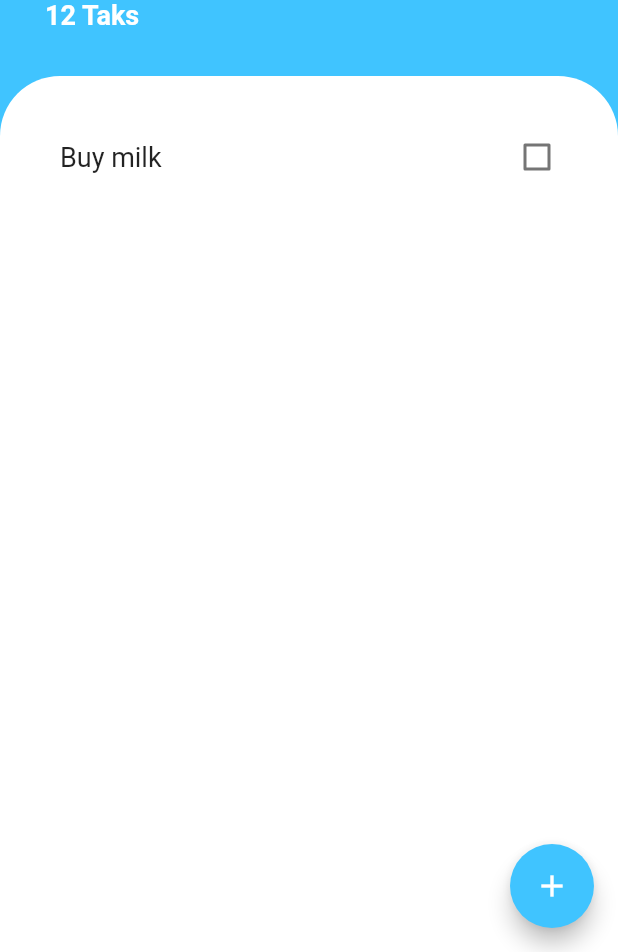
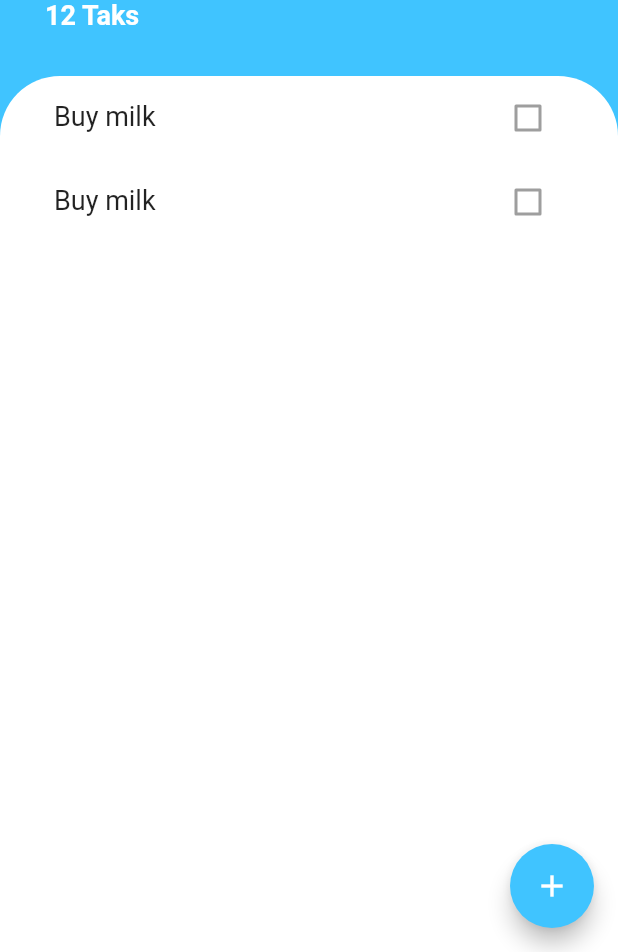
Before and after one commit to vfolz/todoey, a Flutter app: the screen it shows after launch, on a phone screen of 412 x 824 dp, the part 284-1236 px from its top. Run offline on Flutter 3.47's test engine with Material 2 defaults, Android fonts, the phone set to English and light mode, and no system bars.

```diff
--- a/lib/screens/task_screen.dart
+++ b/lib/screens/task_screen.dart
@@ -1,15 +1,19 @@
 import 'package:flutter/material.dart';
+import 'package:todoey/widget/task_list.dart';
+import 'package:todoey/screens/add_task_screen.dart';
+
 
 class TaskScreen extends StatelessWidget {
   @override
   Widget build(BuildContext context) {
-    bool checkstate = false;
     return Scaffold(
       backgroundColor: Colors.lightBlueAccent,
       floatingActionButton: FloatingActionButton(
         backgroundColor: Colors.lightBlueAccent,
         child: Icon(Icons.add),
-        onPressed: null,
+        onPressed: (){
+          showModalBottomSheet(context: context,builder: (context)=>AddTaskScreen());
+        },
       ),
       body: Column(
         crossAxisAlignment: CrossAxisAlignment.start,
@@ -56,24 +60,7 @@ class TaskScreen extends StatelessWidget {
                     borderRadius: BorderRadius.only(
                         topLeft: Radius.circular(40),
                         topRight: Radius.circular(40))),
-                child: ListView(
-                  padding: const EdgeInsets.only(top: 30, left: 40, right:30),
-                  children: <Widget>[
-                    Row(
-                      mainAxisAlignment: MainAxisAlignment.spaceBetween,
-                      children: <Widget>[
-                        Text('Buy milk', style: TextStyle(fontSize: 18.0)),
-                        Checkbox(
-                          value: checkstate,
-                          onChanged: (bool newValue){
-                            checkstate = newValue;
-                          },
-
-                        )
-                      ],
-                    ),
-                  ],
-                )),
+                child: TaskList()),
           )
         ],
       ),
--- /dev/null
+++ b/lib/widget/task_list.dart
@@ -0,0 +1,15 @@
+import 'package:flutter/material.dart';
+import 'package:todoey/widget/task_tile.dart';
+
+class TaskList extends StatelessWidget {
+  @override
+  Widget build(BuildContext context) {
+    return ListView(
+      padding: const EdgeInsets.symmetric(horizontal: 20),
+      children: <Widget>[
+        TaskTile(text: "Buy milk"),
+        TaskTile(text: "Buy milk"),
+      ],
+    );
+  }
+}
--- /dev/null
+++ b/lib/widget/task_tile.dart
@@ -0,0 +1,18 @@
+import 'package:flutter/material.dart';
+
+class TaskTile extends StatelessWidget {
+
+  TaskTile({this.text});
+
+  final String text;
+  @override
+  Widget build(BuildContext context) {
+    return ListTile(
+        leading: Text(text, style: TextStyle(fontSize: 18.0)),
+        trailing: Checkbox(
+          value: false,
+          onChanged: null,
+        )
+    );
+  }
+}
```
Also changed, not shown: lib/screens/add_task_screen.dart (added, +50 -0 lines).
